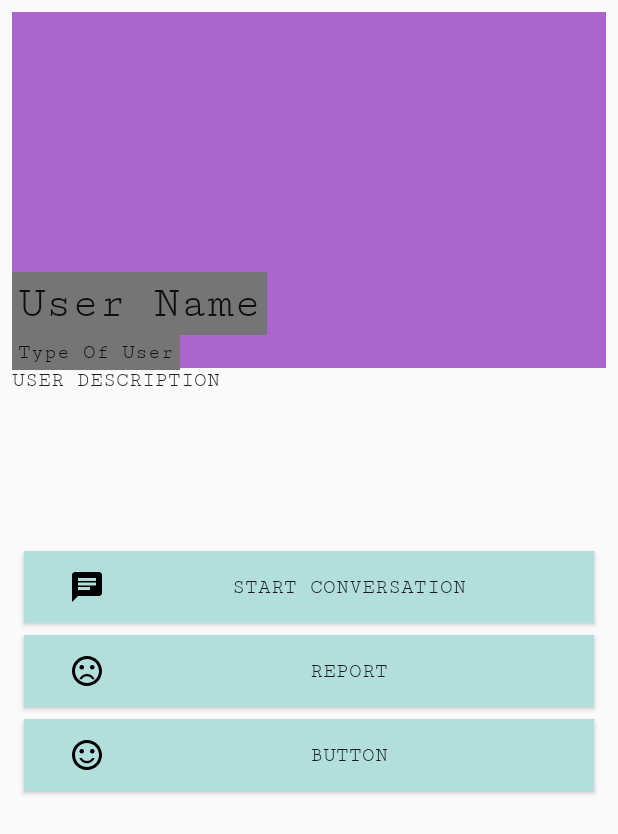
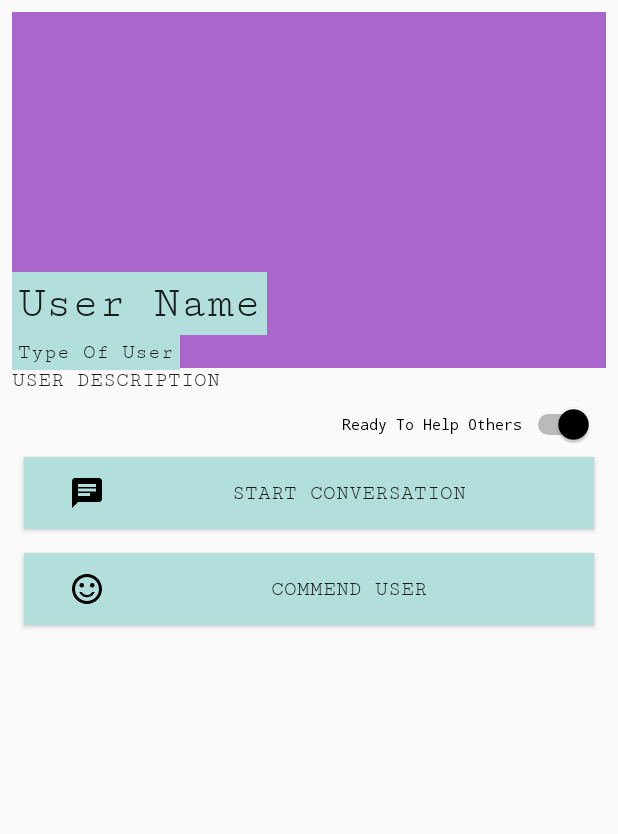
Before and after one commit to xhoemawn12/SuicidePrevention, an Android app: the fragment UserFragment shown on its own in the app's theme, on a phone screen of 412 x 824 dp. Shown: the top 834 px of the screen. Run offline under Robolectric (Android 15) with nearby library versions, the light colour scheme and no system bars; our stand-ins replace Firebase (no records; nobody signed in at launch, a user with empty details on screens opened directly); libraries missing offline, so code that uses them is left out: es.dmoral.toasty; 1 statement that could not run was skipped.

Commit message:
Added Commends

```diff
--- a/app/build.gradle
+++ b/app/build.gradle
@@ -5,7 +5,7 @@ android {
     buildToolsVersion '25.0.3'
     defaultConfig {
         applicationId "net.net16.xhoemawn.suicideprevention"
-        minSdkVersion 16
+        minSdkVersion 21
         targetSdkVersion 25
 
         versionCode 1
--- a/app/src/main/java/net/net16/xhoemawn/suicideprevention/adapter/UserListAdapter.java
+++ b/app/src/main/java/net/net16/xhoemawn/suicideprevention/adapter/UserListAdapter.java
@@ -61,14 +61,12 @@ public class UserListAdapter extends RecyclerView.Adapter<UserListAdapter.UserLi
     class UserListHolder extends RecyclerView.ViewHolder implements View.OnClickListener {
         private TextView userName;
         private ImageView imageView;
-        private TextView userType;
         private TextView userDescription;
         private TextView userStatus;
 
         UserListHolder(View itemView) {
             super(itemView);
             userName = (TextView) itemView.findViewById(R.id.newMessage);
-            userType = (TextView) itemView.findViewById(R.id.userTypeProfile);
             userStatus = (TextView) itemView.findViewById(R.id.status);
             imageView = (ImageView) itemView.findViewById(R.id.userImage);
             /*List<Integer> colorList = new ArrayList<>();
--- a/app/src/main/java/net/net16/xhoemawn/suicideprevention/tools/UserType.java
+++ b/app/src/main/java/net/net16/xhoemawn/suicideprevention/tools/UserType.java
@@ -5,7 +5,7 @@ package net.net16.xhoemawn.suicideprevention.tools;
  */
 
 public class UserType {
-    public static Integer HELPER = 0;
-    public static Integer ADMIN = 1;
-    public static Integer VICTIM = 2;
+    public static final Integer HELPER = 0;
+    public static final Integer ADMIN = 1;
+    public static final Integer VICTIM = 2;
 }
--- /dev/null
+++ b/app/src/main/res/drawable/ic_favorite_black_24dp.xml
@@ -0,0 +1,9 @@
+<vector xmlns:android="http://schemas.android.com/apk/res/android"
+        android:width="24dp"
+        android:height="24dp"
+        android:viewportWidth="24.0"
+        android:viewportHeight="24.0">
+    <path
+        android:fillColor="#FF000000"
+        android:pathData="M12,21.35l-1.45,-1.32C5.4,15.36 2,12.28 2,8.5 2,5.42 4.42,3 7.5,3c1.74,0 3.41,0.81 4.5,2.09C13.09,3.81 14.76,3 16.5,3 19.58,3 22,5.42 22,8.5c0,3.78 -3.4,6.86 -8.55,11.54L12,21.35z"/>
+</vector>
--- a/app/src/main/res/layout/userprofilebeta.xml
+++ b/app/src/main/res/layout/userprofilebeta.xml
@@ -1,26 +1,30 @@
 <?xml version="1.0" encoding="utf-8"?>
-<LinearLayout xmlns:android="http://schemas.android.com/apk/res/android"
+<ScrollView xmlns:android="http://schemas.android.com/apk/res/android"
     xmlns:app="http://schemas.android.com/apk/res-auto"
     xmlns:tools="http://schemas.android.com/tools"
-    android:orientation="vertical" android:layout_width="match_parent"
-    android:layout_height="match_parent">
+    android:layout_width="match_parent"
+    android:layout_height="match_parent"
+    android:elevation="4dp"
+    android:fillViewport="true"
+    android:orientation="vertical">
 
     <android.support.constraint.ConstraintLayout
         android:layout_width="match_parent"
-        android:layout_height="match_parent">
+        android:layout_height="wrap_content"
+        android:fillViewport="true">
 
         <TextView
             android:id="@+id/userDescription"
             android:layout_width="0dp"
-            android:layout_height="114dp"
+            android:layout_height="wrap_content"
             android:layout_marginLeft="8dp"
             android:layout_marginRight="8dp"
             android:layout_marginTop="0dp"
             android:text="USER DESCRIPTION"
+            app:layout_constraintHorizontal_bias="0.0"
             app:layout_constraintLeft_toLeftOf="parent"
             app:layout_constraintRight_toRightOf="parent"
-            app:layout_constraintTop_toBottomOf="@+id/profilePic"
-            app:layout_constraintHorizontal_bias="0.0" />
+            app:layout_constraintTop_toBottomOf="@+id/profilePic" />
 
         <ImageView
             android:id="@+id/profilePic"
@@ -58,7 +62,7 @@
             android:layout_marginEnd="8dp"
             android:layout_marginLeft="16dp"
             android:layout_marginStart="8dp"
-            android:background="@color/colorSecondaryText"
+            android:background="@color/colorPrimaryLight"
             android:padding="4dp"
             android:text="User Name"
             android:textSize="30dp"
@@ -69,15 +73,15 @@
             android:id="@+id/userType"
             android:layout_width="wrap_content"
             android:layout_height="wrap_content"
+            android:layout_marginBottom="0dp"
+            android:layout_marginLeft="8dp"
             android:layout_marginStart="8dp"
-            android:background="@color/colorSecondaryText"
+            android:layout_marginTop="0dp"
+            android:background="@color/colorPrimaryLight"
             android:padding="4dp"
             android:text="Type Of User"
             app:layout_constraintBottom_toBottomOf="@+id/profilePic"
-            android:layout_marginBottom="0dp"
-            android:layout_marginLeft="8dp"
             app:layout_constraintLeft_toLeftOf="parent"
-            android:layout_marginTop="0dp"
             app:layout_constraintTop_toBottomOf="@+id/newMessage" />
 
         <android.support.constraint.ConstraintLayout
@@ -89,11 +93,38 @@
             android:layout_marginRight="8dp"
             android:layout_marginTop="0dp"
             app:layout_constraintBottom_toBottomOf="parent"
-            app:layout_constraintHorizontal_bias="1.0"
+            app:layout_constraintHorizontal_bias="0.0"
             app:layout_constraintLeft_toLeftOf="parent"
             app:layout_constraintRight_toRightOf="parent"
             app:layout_constraintTop_toBottomOf="@+id/userDescription"
-            app:layout_constraintVertical_bias="0.0">
+            app:layout_constraintVertical_bias="0.02">
+
+            <Switch
+                android:id="@+id/switch2"
+                android:layout_width="wrap_content"
+                android:layout_height="wrap_content"
+                android:layout_marginRight="8dp"
+                android:layout_marginTop="8dp"
+                android:text="Ready To Help Others"
+                app:layout_constraintRight_toRightOf="parent"
+                app:layout_constraintTop_toTopOf="parent" />
+
+            <Button
+                android:id="@+id/chat"
+                android:layout_width="0dp"
+                android:layout_height="wrap_content"
+                android:layout_marginLeft="8dp"
+                android:layout_marginRight="8dp"
+                android:drawableStart="@drawable/ic_chat_black_24dp"
+                android:elevation="7dp"
+                android:paddingLeft="30dp"
+                android:text="Start Conversation"
+                app:layout_constraintHorizontal_bias="0.0"
+                app:layout_constraintLeft_toLeftOf="parent"
+                app:layout_constraintRight_toRightOf="parent"
+                android:drawableLeft="@drawable/ic_chat_black_24dp"
+                android:layout_marginTop="8dp"
+                app:layout_constraintTop_toBottomOf="@+id/switch2" />
 
             <Button
                 android:id="@+id/commend"
@@ -101,46 +132,18 @@
                 android:layout_height="wrap_content"
                 android:layout_marginLeft="8dp"
                 android:layout_marginRight="8dp"
-                android:layout_marginTop="8dp"
+                android:layout_marginTop="16dp"
                 android:drawableLeft="@drawable/ic_sentiment_satisfied_black_24dp"
+                android:drawableStart="@drawable/ic_sentiment_satisfied_black_24dp"
                 android:paddingLeft="30dp"
-                android:text="Button"
-                app:layout_constraintLeft_toLeftOf="parent"
-                app:layout_constraintRight_toRightOf="parent"
-                app:layout_constraintTop_toBottomOf="@+id/report" />
-
-            <Button
-                android:id="@+id/report"
-                android:layout_width="0dp"
-                android:layout_height="wrap_content"
-                android:layout_marginLeft="8dp"
-                android:layout_marginRight="8dp"
-                android:layout_marginTop="8dp"
-                android:drawableLeft="@drawable/ic_sentiment_dissatisfied_black_24dp"
-                android:paddingLeft="30dp"
-                android:text="Report"
+                android:text="Commend User"
+                app:layout_constraintHorizontal_bias="0.0"
                 app:layout_constraintLeft_toLeftOf="parent"
                 app:layout_constraintRight_toRightOf="parent"
                 app:layout_constraintTop_toBottomOf="@+id/chat" />
-
-            <Button
-                android:id="@+id/chat"
-                android:layout_width="0dp"
-                android:layout_height="wrap_content"
-                android:layout_marginLeft="8dp"
-                android:layout_marginRight="8dp"
-                android:layout_marginTop="8dp"
-                android:drawableStart="@drawable/ic_chat_black_24dp"
-                android:elevation="7dp"
-                android:paddingLeft="30dp"
-                android:text="Start Conversation"
-                app:layout_constraintHorizontal_bias="0.0"
-                app:layout_constraintLeft_toLeftOf="parent"
-                app:layout_constraintRight_toRightOf="parent"
-                app:layout_constraintTop_toTopOf="@+id/constraintLayout" />
 
         </android.support.constraint.ConstraintLayout>
 
     </android.support.constraint.ConstraintLayout>
 
-</LinearLayout>
+</ScrollView>
```
Also changed, not shown: app/src/main/java/net/net16/xhoemawn/suicideprevention/base/SuperActivity.java (+11 -7 lines), app/src/main/java/net/net16/xhoemawn/suicideprevention/fragment/UserFragment.java (+63 -58 lines), app/src/main/java/net/net16/xhoemawn/suicideprevention/model/User.java (+11 -10 lines), app/src/main/res/drawable/ic_favorite_border_black_24dp.xml (added, +9 -0 lines), app/src/main/res/layout/userdetail.xml (+16 -28 lines), 182 other files.
